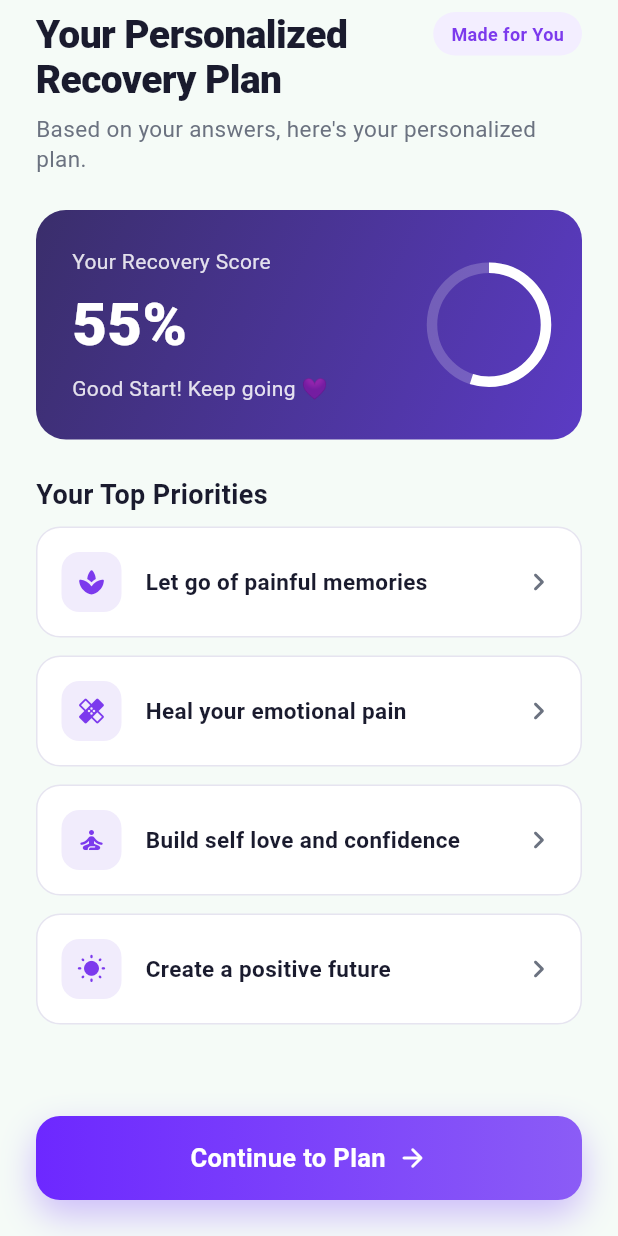
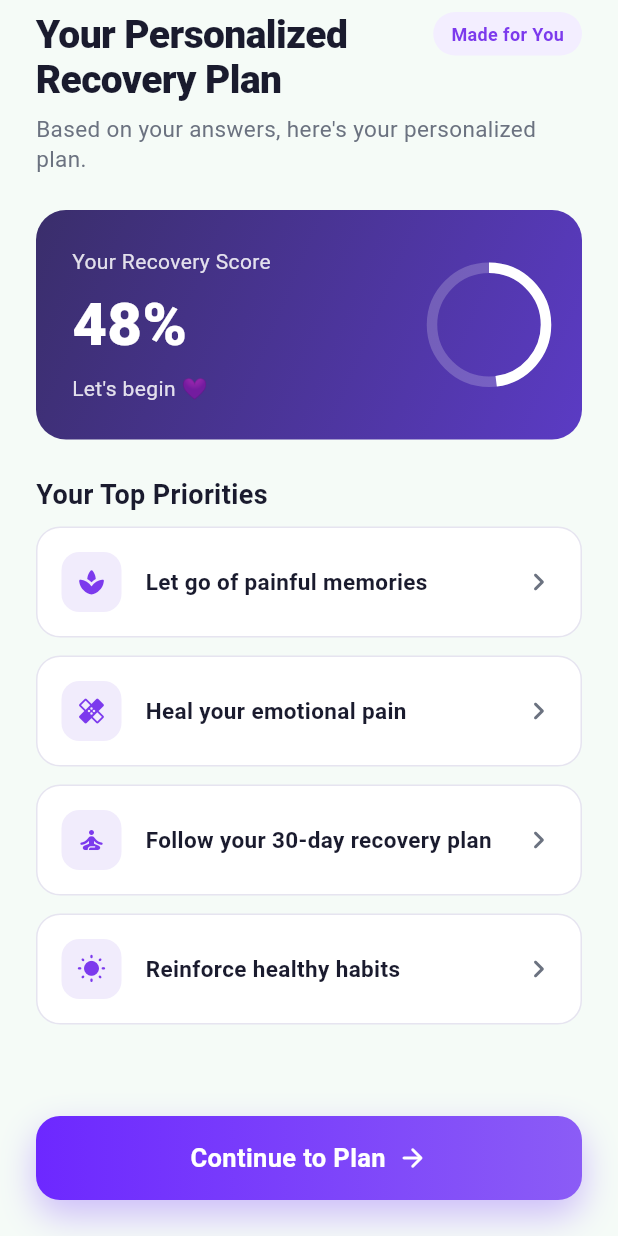
Before and after one commit to SouvikPati11/LifeReset, a Flutter app: the PersonalizedPlanStep widget shown alone on an empty page, opened directly with empty values, on a phone screen of 412 x 824 dp. Run offline on Flutter 3.47's test engine with Material 3 defaults, Android fonts, the phone set to English and light mode, and no system bars; our stand-ins replace cloud_firestore, cloud_functions, equatable, firebase_auth, firebase_core, firebase_messaging and 4 more; missing offline and left inert: razorpay_flutter; accounts and stored records are empty; generated files the repository leaves out were written again.

Commit message:
Personalize recovery score and plan priorities from all four answers
- Recovery score now uses Problem, Q1 (timing), Q2 (hurt) and Q3 (goal):
  base 40 + timing + goal + hurt + problem, clamped 0..100 (worked example
  Breakup/<1mo/Missing them/Move On = 78, matching the design).
- Add score caption tiers (<60 / 60–74 / 75–86 / 87+) replacing the hardcoded
  "Good Start!" line.
- Personalized Plan "Top Priorities" are now derived — four rows, one per
  dimension in order: current pain (Q2), goal (Q3), focus area (problem),
  recovery stage (Q1) — so previously write-only answers now drive the plan.

Logic lives in the onboarding controller; the plan UI (score card + four
rows) is unchanged and just reads the derived values. No auth, navigation,
persistence or subscription changes. flutter analyze: no issues; all tests
pass (added scoring/caption/priority coverage).

```diff
--- a/lib/features/onboarding/presentation/controllers/onboarding_controller.dart
+++ b/lib/features/onboarding/presentation/controllers/onboarding_controller.dart
@@ -119,26 +119,81 @@ class OnboardingController extends AutoDisposeNotifier<OnboardingState> {
     _saveDraft();
   }
 
-  /// A deterministic "recovery score" derived from the answers. This stands in
-  /// for the (not-yet-built) AI analysis so the plan screen shows a stable,
-  /// personalized-looking number.
+  /// A deterministic "recovery score" derived from all four answers. This
+  /// stands in for the (not-yet-built) AI analysis so the plan screen shows a
+  /// stable, personalized number: base 40 plus small contributions from the
+  /// recovery stage (Q1), goal (Q3), current pain (Q2) and focus area (problem).
   int get recoveryScore {
-    final timingBonus = switch (state.breakupTiming) {
-      BreakupTiming.lessThan1Month => 4,
-      BreakupTiming.oneToThreeMonths => 9,
-      BreakupTiming.threeToSixMonths => 15,
-      BreakupTiming.moreThanSixMonths => 20,
+    final timing = switch (state.breakupTiming) {
+      BreakupTiming.lessThan1Month => 6,
+      BreakupTiming.oneToThreeMonths => 12,
+      BreakupTiming.threeToSixMonths => 18,
+      BreakupTiming.moreThanSixMonths => 24,
       null => 0,
     };
-    final goalBonus = switch (state.goal) {
-      OnboardingGoal.moveOn => 18,
-      OnboardingGoal.healFeelBetter => 16,
-      OnboardingGoal.buildBetterMe => 14,
+    final goal = switch (state.goal) {
+      OnboardingGoal.moveOn => 14,
+      OnboardingGoal.healFeelBetter => 13,
+      OnboardingGoal.buildBetterMe => 12,
       OnboardingGoal.getExBack => 8,
       null => 0,
     };
-    return (55 + timingBonus + goalBonus).clamp(0, 100);
+    final hurt = switch (state.hurtMost) {
+      HurtMost.missingThem => 10,
+      HurtMost.memories => 9,
+      HurtMost.loneliness => 8,
+      HurtMost.future => 7,
+      null => 0,
+    };
+    final problem = switch (state.problem) {
+      OnboardingProblem.breakupRecovery => 8,
+      OnboardingProblem.anxietyStress => 7,
+      OnboardingProblem.lowConfidence => 7,
+      OnboardingProblem.overthinking => 7,
+    };
+    return (40 + timing + goal + hurt + problem).clamp(0, 100);
   }
+
+  /// Encouraging caption shown under the recovery score, tiered by score.
+  String get recoveryCaption {
+    final s = recoveryScore;
+    if (s < 60) return "Let's begin 💜";
+    if (s < 75) return 'Good Start! Keep going 💜';
+    if (s < 87) return "You're making progress 💜";
+    return "You're on your way 💜";
+  }
+
+  /// The four personalized plan priorities, one per answer dimension, in order:
+  /// current pain (Q2), goal (Q3), focus area (problem), recovery stage (Q1).
+  List<String> get topPriorities => [
+        switch (state.hurtMost) {
+          HurtMost.missingThem => 'Let go of painful attachments',
+          HurtMost.memories => 'Let go of painful memories',
+          HurtMost.loneliness => 'Rebuild connection & self-worth',
+          HurtMost.future => 'Create a positive future outlook',
+          null => 'Let go of painful memories',
+        },
+        switch (state.goal) {
+          OnboardingGoal.moveOn => 'Move forward with closure',
+          OnboardingGoal.healFeelBetter => 'Heal your emotional pain',
+          OnboardingGoal.buildBetterMe => 'Build self-love & confidence',
+          OnboardingGoal.getExBack => 'Find clarity before deciding',
+          null => 'Heal your emotional pain',
+        },
+        switch (state.problem) {
+          OnboardingProblem.breakupRecovery => 'Follow your 30-day recovery plan',
+          OnboardingProblem.anxietyStress => 'Calm anxiety & manage stress',
+          OnboardingProblem.lowConfidence => 'Strengthen self-worth',
+          OnboardingProblem.overthinking => 'Quiet overthinking',
+        },
+        switch (state.breakupTiming) {
+          BreakupTiming.lessThan1Month => 'Stabilize sleep & daily routine',
+          BreakupTiming.oneToThreeMonths => 'Process emotions steadily',
+          BreakupTiming.threeToSixMonths => 'Reinforce healthy habits',
+          BreakupTiming.moreThanSixMonths => 'Grow beyond the breakup',
+          null => 'Reinforce healthy habits',
+        },
+      ];
 
   /// Persists all answers and marks onboarding complete. Returns `true` on
   /// success. On failure the error is surfaced through [OnboardingState.submission].
--- a/lib/features/onboarding/presentation/steps/personalized_plan_step.dart
+++ b/lib/features/onboarding/presentation/steps/personalized_plan_step.dart
@@ -14,16 +14,21 @@ class PersonalizedPlanStep extends ConsumerWidget {
 
   final VoidCallback onContinue;
 
-  static const List<(IconData, String)> _priorities = [
-    (Icons.spa_rounded, 'Let go of painful memories'),
-    (Icons.healing_rounded, 'Heal your emotional pain'),
-    (Icons.self_improvement_rounded, 'Build self love and confidence'),
-    (Icons.wb_sunny_rounded, 'Create a positive future'),
+  // One icon per priority dimension (pain, goal, focus, stage); the text for
+  // each row is derived from the user's answers.
+  static const List<IconData> _icons = [
+    Icons.spa_rounded,
+    Icons.healing_rounded,
+    Icons.self_improvement_rounded,
+    Icons.wb_sunny_rounded,
   ];
 
   @override
   Widget build(BuildContext context, WidgetRef ref) {
-    final score = ref.read(onboardingControllerProvider.notifier).recoveryScore;
+    final controller = ref.read(onboardingControllerProvider.notifier);
+    final score = controller.recoveryScore;
+    final caption = controller.recoveryCaption;
+    final priorities = controller.topPriorities;
 
     return Column(
       children: [
@@ -72,7 +77,7 @@ class PersonalizedPlanStep extends ConsumerWidget {
                   style: OnboardingStyle.subtitle,
                 ),
                 const SizedBox(height: AppSizes.lg),
-                _ScoreCard(score: score),
+                _ScoreCard(score: score, caption: caption),
                 const SizedBox(height: AppSizes.lg),
                 const Text(
                   'Your Top Priorities',
@@ -83,8 +88,8 @@ class PersonalizedPlanStep extends ConsumerWidget {
                   ),
                 ),
                 const SizedBox(height: AppSizes.sm),
-                for (final (icon, label) in _priorities)
-                  _PriorityRow(icon: icon, label: label),
+                for (var i = 0; i < priorities.length; i++)
+                  _PriorityRow(icon: _icons[i], label: priorities[i]),
               ],
             ),
           ),
@@ -104,9 +109,10 @@ class PersonalizedPlanStep extends ConsumerWidget {
 }
 
 class _ScoreCard extends StatelessWidget {
-  const _ScoreCard({required this.score});
+  const _ScoreCard({required this.score, required this.caption});
 
   final int score;
+  final String caption;
 
   @override
   Widget build(BuildContext context) {
@@ -145,7 +151,7 @@ class _ScoreCard extends StatelessWidget {
                 ),
                 const SizedBox(height: AppSizes.xs),
                 Text(
-                  'Good Start! Keep going 💜',
+                  caption,
                   style: TextStyle(
                     fontSize: 14,
                     color: Colors.white.withValues(alpha: 0.85),
```
Also changed, not shown: 1 other file.
